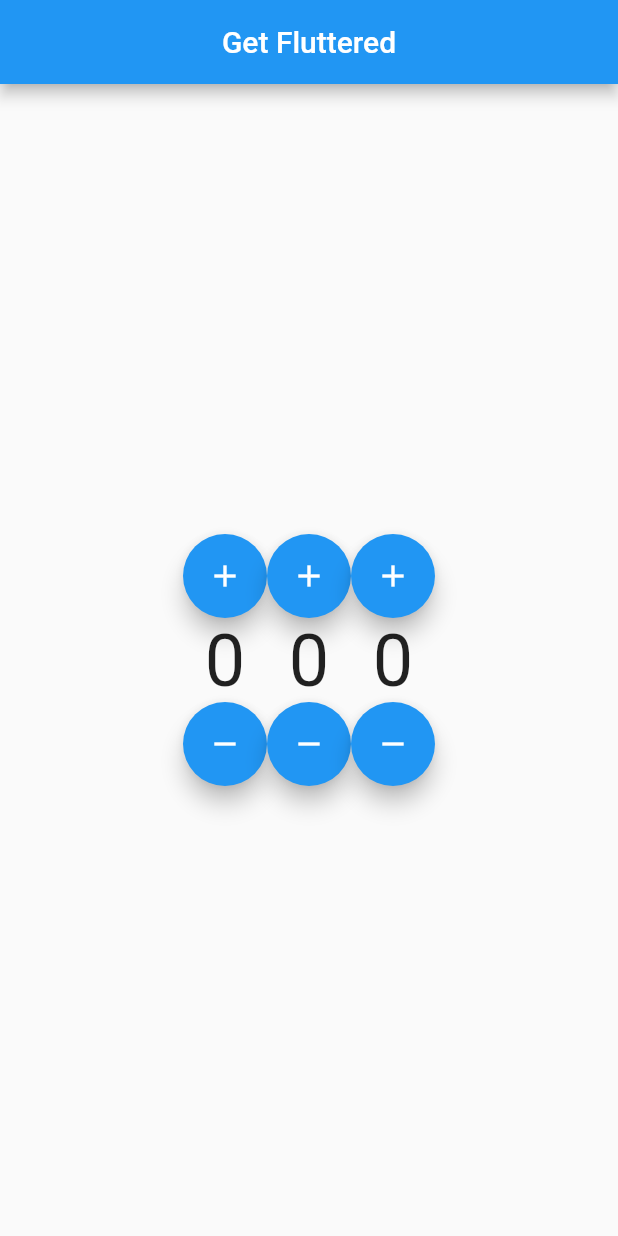
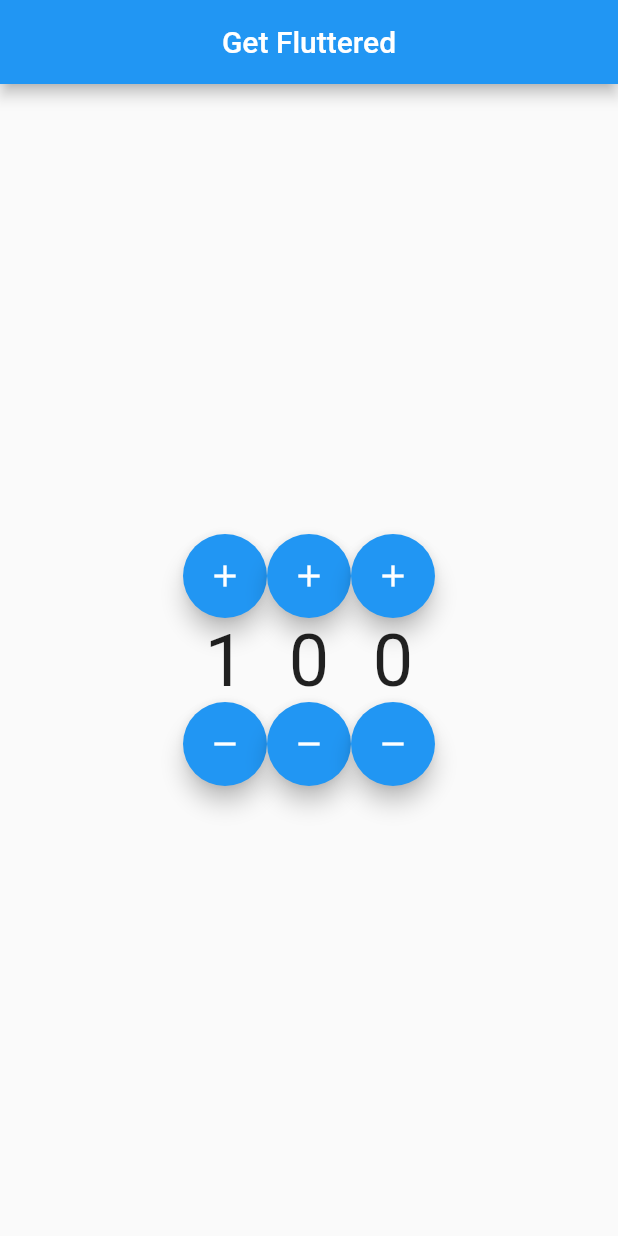
Before and after one commit to FireJuun/get_fluttered, a Flutter app: the screen it shows after launch, after a tap on the "add" icon, on a phone screen of 412 x 824 dp. Run offline on Flutter 3.47's test engine with Material 2 defaults, Android fonts, the phone set to English and light mode, and no system bars; our stand-ins replace get.

Commit message:
hello world x3: using obx to trigger a rebuild

```diff
--- a/lib/main.dart
+++ b/lib/main.dart
@@ -21,9 +21,8 @@ class MyApp extends StatelessWidget {
               child: Row(
                 mainAxisAlignment: MainAxisAlignment.center,
                 children: [
-                  CountingColumn(),
-                  CountingColumn(),
-                  CountingColumn(),
+                  ...controller.rxCounterList
+                      .map((e) => CountingColumn(item: e)),
                 ],
               ),
             );
@@ -35,23 +34,28 @@ class MyApp extends StatelessWidget {
 }
 
 class CountingColumn extends StatelessWidget {
-  const CountingColumn({Key key}) : super(key: key);
+  final RxInt item;
+  const CountingColumn({Key key, @required this.item}) : super(key: key);
 
   @override
   Widget build(BuildContext context) {
     final CounterController controller = Get.find();
-    return Column(
+    return Obx(
+      () => Column(
         mainAxisAlignment: MainAxisAlignment.center,
         children: [
           FloatingActionButton(
-            child: Icon(Icons.add), onPressed: () => controller.rxCounter++),
+              child: Icon(Icons.add),
+              onPressed: () => controller.countUp(item)),
           Text(
-          controller.rxCounter.value.toString(),
+            item.value.toString(),
             style: TextStyle(fontSize: 48),
           ),
           FloatingActionButton(
-            child: Icon(Icons.remove), onPressed: () => controller.rxCounter--)
+              child: Icon(Icons.remove),
+              onPressed: () => controller.countDown(item))
         ],
+      ),
     );
   }
 }
@@ -59,5 +63,9 @@ class CountingColumn extends StatelessWidget {
 class CounterController extends GetxController {
   static CounterController get to => Get.find();
 
-  RxInt rxCounter = 0.obs;
+  List<RxInt> rxCounterList = [0.obs, 0.obs, 0.obs];
+  // RxInt rxCounter = 0.obs;
+
+  void countUp(RxInt item) => item.value++;
+  void countDown(RxInt item) => item.value--;
 }
```
Lines whose indentation alone changed are shown as unchanged.
